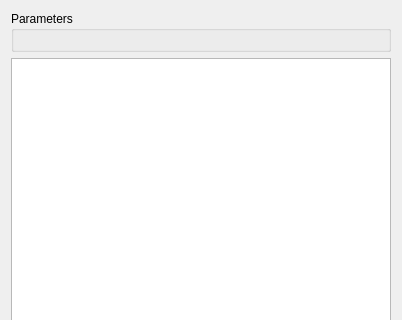
Qt form src/ui/reosconcentrationtimewidget.ui (vcloarec/ReosProject) before a commit; both pictures show x 0 to 402 and y 0 to 320 of the 402 by 520 pixel window.
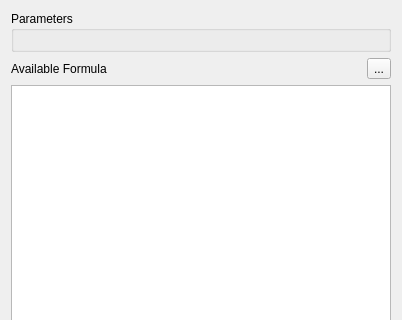
The same form after that commit. Custom widgets are drawn as their Qt base class.

Commit message: display concentration time formula

The edit to the form file:
```diff
--- a/src/ui/reosconcentrationtimewidget.ui
+++ b/src/ui/reosconcentrationtimewidget.ui
@@ -22,6 +22,27 @@
      <layout class="QVBoxLayout" name="verticalLayout_2"/>
     </widget>
    </item>
+   <item>
+    <layout class="QHBoxLayout" name="horizontalLayout_3">
+     <property name="topMargin">
+      <number>0</number>
+     </property>
+     <item>
+      <widget class="QLabel" name="label_2">
+       <property name="text">
+        <string>Available Formula</string>
+       </property>
+      </widget>
+     </item>
+     <item>
+      <widget class="QToolButton" name="toolButtonForumulaDisplaying">
+       <property name="text">
+        <string>...</string>
+       </property>
+      </widget>
+     </item>
+    </layout>
+   </item>
    <item>
     <widget class="QTableView" name="formulasView">
      <property name="alternatingRowColors">
```
The commit also changes 11 other files.
